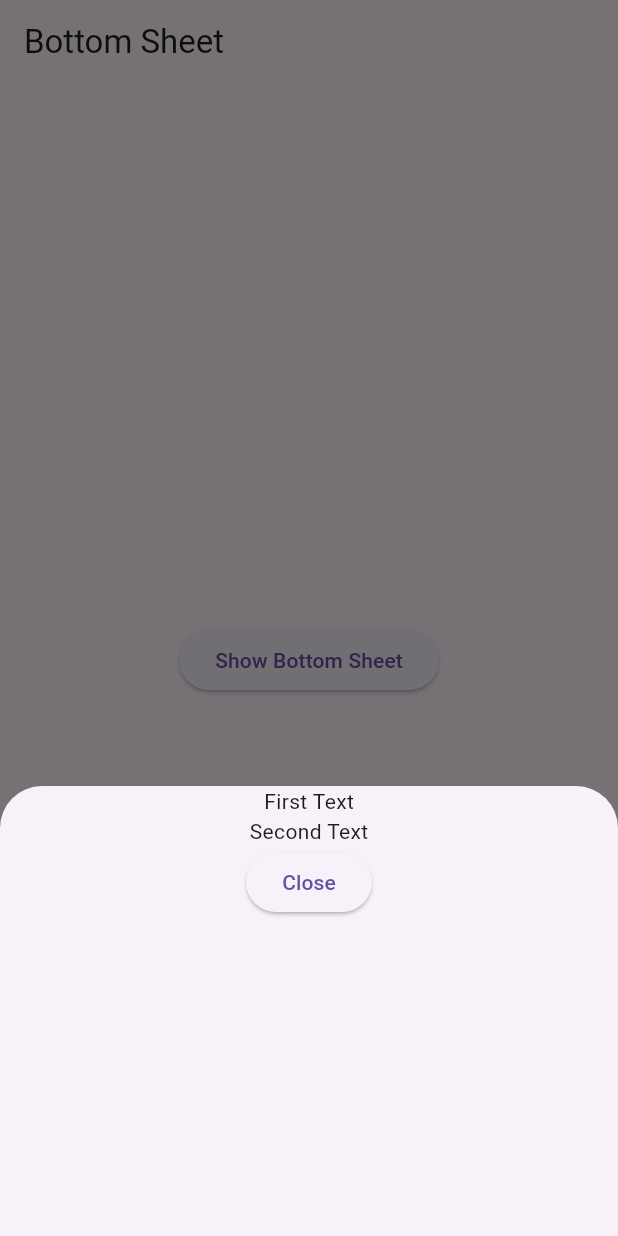
After one commit to MuhammadAliKust/Shahram-App, a Flutter app: the screen it shows after launch, after a tap on "Show Bottom Sheet", on a phone screen of 412 x 824 dp. The commit adds this screen. Run offline on Flutter 3.47's test engine with Material 3 defaults, Android fonts, the phone set to English and light mode, and no system bars; our stand-ins replace smooth_page_indicator, string_validator.

Commit message:
Bottom Sheet and Dialog Box Done

```diff
--- /dev/null
+++ b/lib/bottom_sheet.dart
@@ -0,0 +1,40 @@
+import 'package:flutter/material.dart';
+
+class BottomSheetDemo extends StatelessWidget {
+  const BottomSheetDemo({super.key});
+
+  @override
+  Widget build(BuildContext context) {
+    return Scaffold(
+      appBar: AppBar(title: Text("Bottom Sheet")),
+      body: Center(
+        child: ElevatedButton(
+          onPressed: () {
+            showModalBottomSheet(
+              context: context,
+              builder: (context) {
+                return Container(
+                  width: MediaQuery.of(context).size.width,
+                  height: 300,
+                  child: Column(
+                    children: [
+                      Text("First Text"),
+                      Text("Second Text"),
+                      ElevatedButton(
+                        onPressed: () {
+                          Navigator.pop(context);
+                        },
+                        child: Text("Close"),
+                      ),
+                    ],
+                  ),
+                );
+              },
+            );
+          },
+          child: Text("Show Bottom Sheet"),
+        ),
+      ),
+    );
+  }
+}
--- a/lib/main.dart
+++ b/lib/main.dart
@@ -8,6 +8,8 @@
 import 'package:shahram_app/tabbar_demo.dart';
 
 import 'bottom_bar.dart';
+import 'bottom_sheet.dart';
+import 'dialog_box.dart';
 import 'gird_view.dart';
 import 'list_view.dart';
 import 'login.dart';
@@ -30,7 +32,7 @@
   @override
   Widget build(BuildContext context) {
     return MaterialApp(
-      home: ScreenAView(),
+      home: BottomSheetDemo(),
       // home: Scaffold(
       //   backgroundColor: Colors.yellow,
       //   appBar: AppBar(
```
Also changed, not shown: lib/dialog_box.dart (added, +49 -0 lines).
